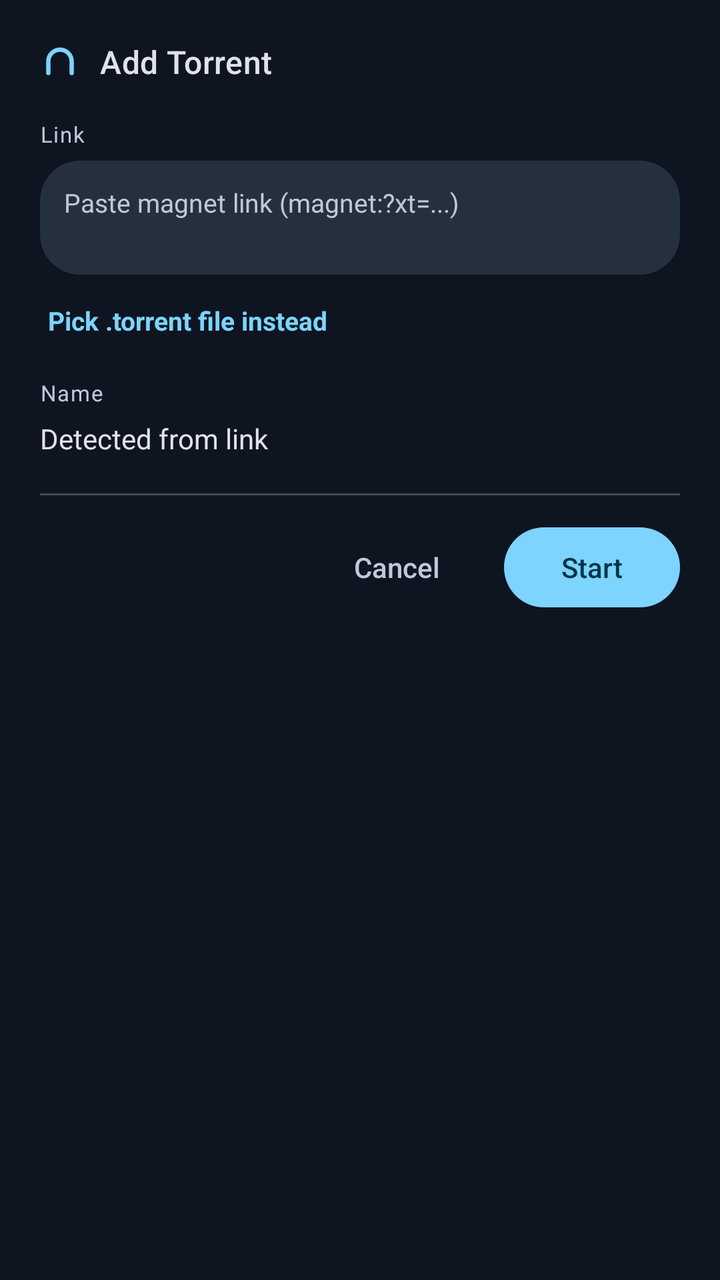
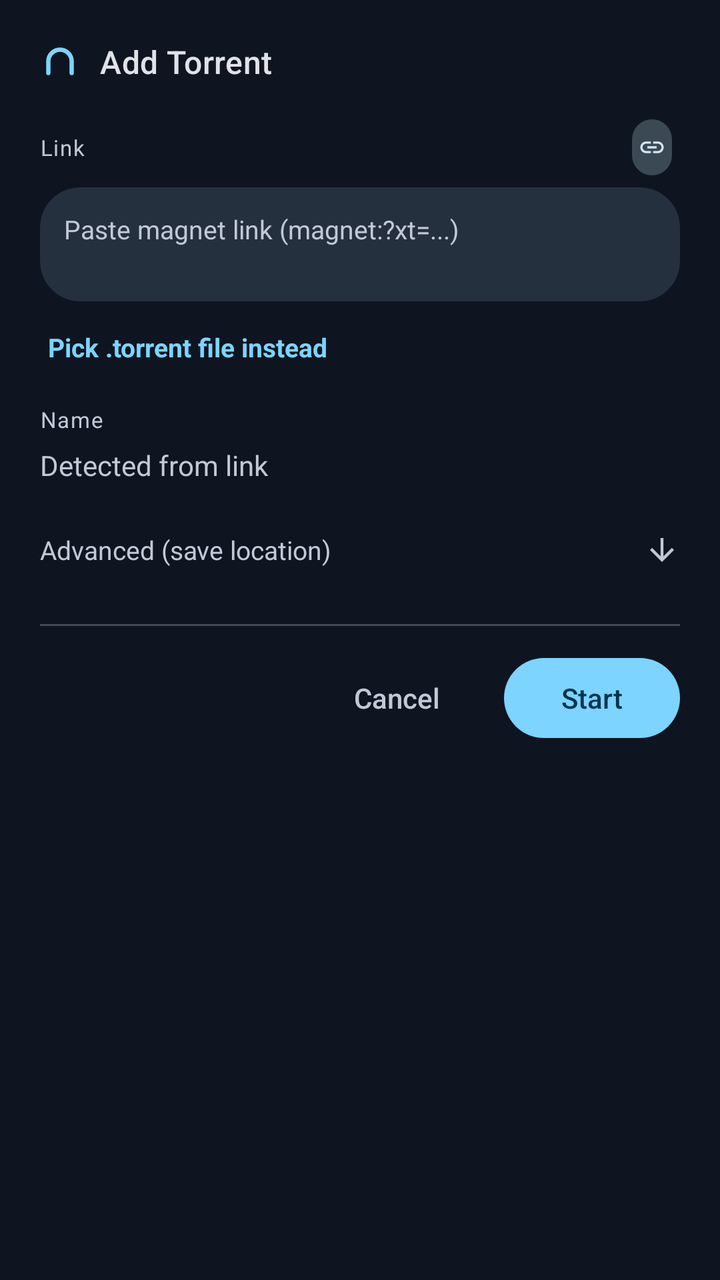

An Android layout rendered at two revisions. The XML below is the earlier revision; the diff shows what the commit changed to produce the second picture.
<!-- AndroidManifest.xml: application theme Theme.Xmd -->
<!-- res/layout/dialog_add_torrent.xml -->
<?xml version="1.0" encoding="utf-8"?>
<LinearLayout xmlns:android="http://schemas.android.com/apk/res/android"
    xmlns:app="http://schemas.android.com/apk/res-auto"
    android:layout_width="match_parent"
    android:layout_height="wrap_content"
    android:orientation="vertical"
    android:padding="20dp">

    
    <LinearLayout
        android:layout_width="match_parent"
        android:layout_height="wrap_content"
        android:orientation="horizontal"
        android:gravity="center_vertical"
        android:layout_marginBottom="18dp">

        <ImageView
            android:layout_width="20dp"
            android:layout_height="20dp"
            android:src="@drawable/ic_magnet"
            android:tint="?attr/colorPrimary"
            android:layout_marginEnd="10dp"
            android:contentDescription="@null" />

        <TextView
            android:layout_width="0dp"
            android:layout_height="wrap_content"
            android:layout_weight="1"
            android:text="@string/torrent_dialog_title"
            android:textColor="?attr/colorOnSurface"
            android:textAppearance="@style/TextAppearance.Xmd.TitleMedium" />
    </LinearLayout>

    
    <TextView
        android:layout_width="wrap_content"
        android:layout_height="wrap_content"
        android:text="@string/torrent_dialog_link_label"
        android:textColor="?attr/colorOnSurfaceVariant"
        android:textSize="11sp"
        android:letterSpacing="0.05"
        android:layout_marginBottom="6dp" />

    
    <com.google.android.material.card.MaterialCardView
        android:layout_width="match_parent"
        android:layout_height="wrap_content"
        app:cardBackgroundColor="?attr/colorSurfaceContainerHigh"
        app:shapeAppearance="@style/ShapeAppearance.Xmd.Medium"
        app:cardElevation="0dp"
        app:strokeWidth="0dp">

        <EditText
            android:id="@+id/torrentLinkInput"
            android:layout_width="match_parent"
            android:layout_height="wrap_content"
            android:minLines="2"
            android:maxLines="4"
            android:gravity="top"
            android:inputType="textMultiLine|textNoSuggestions"
            android:background="@null"
            android:padding="12dp"
            android:hint="@string/torrent_dialog_link_hint"
            android:textColorHint="?attr/colorOnSurfaceVariant"
            android:textColor="?attr/colorOnSurface"
            android:textSize="13sp" />
    </com.google.android.material.card.MaterialCardView>

    
    <TextView
        android:id="@+id/torrentPickFileText"
        android:layout_width="wrap_content"
        android:layout_height="wrap_content"
        android:layout_marginTop="10dp"
        android:text="@string/torrent_dialog_pick_file"
        android:textColor="?attr/colorPrimary"
        android:textSize="13sp"
        android:textStyle="bold"
        android:background="?attr/selectableItemBackground"
        android:padding="4dp" />

    
    <TextView
        android:layout_width="wrap_content"
        android:layout_height="wrap_content"
        android:text="@string/torrent_dialog_name_label"
        android:textColor="?attr/colorOnSurfaceVariant"
        android:textSize="11sp"
        android:letterSpacing="0.05"
        android:layout_marginTop="16dp"
        android:layout_marginBottom="6dp" />

    <TextView
        android:id="@+id/torrentNameText"
        android:layout_width="match_parent"
        android:layout_height="wrap_content"
        android:text="@string/torrent_dialog_name_placeholder"
        android:textColor="?attr/colorOnSurface"
        android:textSize="14sp"
        android:maxLines="2"
        android:ellipsize="middle" />

    
    <View
        android:layout_width="match_parent"
        android:layout_height="1dp"
        android:background="?attr/colorOutlineVariant"
        android:layout_marginTop="18dp"
        android:layout_marginBottom="4dp" />

    
    <LinearLayout
        android:layout_width="match_parent"
        android:layout_height="wrap_content"
        android:orientation="horizontal"
        android:gravity="end"
        android:layout_marginTop="8dp">

        <com.google.android.material.button.MaterialButton
            android:id="@+id/torrentCancelButton"
            style="@style/Widget.Xmd.Button.Text"
            android:layout_width="wrap_content"
            android:layout_height="wrap_content"
            android:text="@string/action_cancel"
            android:textColor="?attr/colorOnSurfaceVariant" />

        <com.google.android.material.button.MaterialButton
            android:id="@+id/torrentStartButton"
            style="@style/Widget.Xmd.Button"
            android:layout_width="wrap_content"
            android:layout_height="wrap_content"
            android:layout_marginStart="8dp"
            android:text="@string/action_start"
            app:backgroundTint="?attr/colorPrimary"
            android:textColor="?attr/colorOnPrimary" />
    </LinearLayout>
</LinearLayout>
<!-- resources referenced by this layout -->
<resources>
  <string name="action_cancel">Cancel</string>
  <string name="action_start">Start</string>
  <string name="torrent_dialog_link_hint">Paste magnet link (magnet:?xt=...)</string>
  <string name="torrent_dialog_link_label">Link</string>
  <string name="torrent_dialog_name_label">Name</string>
  <string name="torrent_dialog_name_placeholder">Detected from link</string>
  <string name="torrent_dialog_pick_file">Pick .torrent file instead</string>
  <string name="torrent_dialog_title">Add Torrent</string>
  <color name="m3_primary">#7CD4FF</color>
  <color name="m3_on_primary">#00344A</color>
  <color name="m3_primary_container">#00496A</color>
  <color name="m3_on_primary_container">#C7E7FF</color>
  <color name="m3_secondary">#B7CAD6</color>
  <color name="m3_on_secondary">#22323C</color>
  <color name="m3_secondary_container">#3A4953</color>
  <color name="m3_on_secondary_container">#D3E5F2</color>
  <color name="m3_tertiary">#FFB4A0</color>
  <color name="m3_on_tertiary">#5C1900</color>
  <color name="m3_tertiary_container">#7D2C0F</color>
  <color name="m3_on_tertiary_container">#FFDBCF</color>
  <color name="m3_error">#FFB4AB</color>
  <color name="m3_on_error">#690005</color>
  <color name="m3_error_container">#93000A</color>
  <color name="m3_on_error_container">#FFDAD6</color>
  <color name="m3_background">#0E1521</color>
  <color name="m3_on_background">#E1E2E8</color>
  <color name="m3_surface">#0E1521</color>
  <color name="m3_on_surface">#E1E2E8</color>
  <color name="m3_surface_dim">#0E1521</color>
  <color name="m3_surface_bright">#343B47</color>
  <color name="m3_surface_container_lowest">#090E17</color>
  <color name="m3_surface_container_low">#161D2A</color>
  <color name="m3_surface_container">#1A2230</color>
  <color name="m3_surface_container_high">#25303F</color>
  <color name="m3_surface_container_highest">#303B4A</color>
  <color name="m3_on_surface_variant">#C1C8D6</color>
  <color name="m3_outline">#8B93A3</color>
  <color name="m3_outline_variant">#414A5A</color>
  <color name="m3_inverse_surface">#E1E2E8</color>
  <color name="m3_inverse_on_surface">#1A2230</color>
  <color name="m3_inverse_primary">#00658F</color>
  <!-- unchanged entries left out for length: 24 -->
</resources>

<!-- the commit's change to res/layout/dialog_add_torrent.xml (unified diff, before → after) -->
@@ -18,7 +18,7 @@
             android:layout_width="20dp"
             android:layout_height="20dp"
             android:src="@drawable/ic_magnet"
-            android:tint="?attr/colorPrimary"
+            android:tint="@color/m3_primary"
             android:layout_marginEnd="10dp"
             android:contentDescription="@null" />
 
@@ -27,25 +27,46 @@
             android:layout_height="wrap_content"
             android:layout_weight="1"
             android:text="@string/torrent_dialog_title"
-            android:textColor="?attr/colorOnSurface"
+            android:textColor="@color/m3_on_surface"
             android:textAppearance="@style/TextAppearance.Xmd.TitleMedium" />
     </LinearLayout>
 
     
-    <TextView
-        android:layout_width="wrap_content"
-        android:layout_height="wrap_content"
-        android:text="@string/torrent_dialog_link_label"
-        android:textColor="?attr/colorOnSurfaceVariant"
-        android:textSize="11sp"
-        android:letterSpacing="0.05"
-        android:layout_marginBottom="6dp" />
+    <LinearLayout
+        android:layout_width="match_parent"
+        android:layout_height="wrap_content"
+        android:orientation="horizontal"
+        android:gravity="center_vertical"
+        android:layout_marginBottom="6dp">
+
+        <TextView
+            android:layout_width="0dp"
+            android:layout_height="wrap_content"
+            android:layout_weight="1"
+            android:text="@string/torrent_dialog_link_label"
+            android:textColor="@color/m3_on_surface_variant"
+            android:textSize="11sp"
+            android:letterSpacing="0.05" />
+
+        <com.google.android.material.button.MaterialButton
+            android:id="@+id/torrentCopyLinkButton"
+            style="@style/Widget.Xmd.IconButton.Tonal"
+            android:layout_width="28dp"
+            android:layout_height="28dp"
+            app:icon="@drawable/ic_link"
+            app:iconGravity="textStart"
+            app:iconPadding="0dp"
+            app:iconSize="14dp"
+            android:insetTop="0dp"
+            android:insetBottom="0dp"
+            android:contentDescription="@string/torrent_dialog_copy_link" />
+    </LinearLayout>
 
     
     <com.google.android.material.card.MaterialCardView
         android:layout_width="match_parent"
         android:layout_height="wrap_content"
-        app:cardBackgroundColor="?attr/colorSurfaceContainerHigh"
+        app:cardBackgroundColor="@color/m3_surface_container_high"
         app:shapeAppearance="@style/ShapeAppearance.Xmd.Medium"
         app:cardElevation="0dp"
         app:strokeWidth="0dp">
@@ -61,8 +82,8 @@
             android:background="@null"
             android:padding="12dp"
             android:hint="@string/torrent_dialog_link_hint"
-            android:textColorHint="?attr/colorOnSurfaceVariant"
-            android:textColor="?attr/colorOnSurface"
+            android:textColorHint="@color/m3_on_surface_variant"
+            android:textColor="@color/m3_on_surface"
             android:textSize="13sp" />
     </com.google.android.material.card.MaterialCardView>
 
@@ -73,7 +94,7 @@
         android:layout_height="wrap_content"
         android:layout_marginTop="10dp"
         android:text="@string/torrent_dialog_pick_file"
-        android:textColor="?attr/colorPrimary"
+        android:textColor="@color/m3_primary"
         android:textSize="13sp"
         android:textStyle="bold"
         android:background="?attr/selectableItemBackground"
@@ -84,27 +105,104 @@
         android:layout_width="wrap_content"
         android:layout_height="wrap_content"
         android:text="@string/torrent_dialog_name_label"
-        android:textColor="?attr/colorOnSurfaceVariant"
+        android:textColor="@color/m3_on_surface_variant"
         android:textSize="11sp"
         android:letterSpacing="0.05"
         android:layout_marginTop="16dp"
         android:layout_marginBottom="6dp" />
 
-    <TextView
-        android:id="@+id/torrentNameText"
-        android:layout_width="match_parent"
-        android:layout_height="wrap_content"
-        android:text="@string/torrent_dialog_name_placeholder"
-        android:textColor="?attr/colorOnSurface"
+    
+    <EditText
+        android:id="@+id/torrentNameInput"
+        android:layout_width="match_parent"
+        android:layout_height="wrap_content"
+        android:background="@null"
+        android:padding="0dp"
+        android:hint="@string/torrent_dialog_name_placeholder"
+        android:textColorHint="@color/m3_on_surface_variant"
+        android:textColor="@color/m3_on_surface"
         android:textSize="14sp"
         android:maxLines="2"
-        android:ellipsize="middle" />
+        android:inputType="text" />
+
+    
+    <LinearLayout
+        android:id="@+id/torrentAdvancedHeader"
+        android:layout_width="match_parent"
+        android:layout_height="wrap_content"
+        android:orientation="horizontal"
+        android:gravity="center_vertical"
+        android:background="?attr/selectableItemBackground"
+        android:paddingVertical="10dp"
+        android:layout_marginTop="14dp">
+
+        <TextView
+            android:layout_width="0dp"
+            android:layout_height="wrap_content"
+            android:layout_weight="1"
+            android:text="@string/torrent_dialog_advanced_label"
+            android:textColor="@color/m3_on_surface_variant"
+            android:textSize="13sp" />
+
+        <ImageView
+            android:id="@+id/torrentAdvancedChevron"
+            android:layout_width="18dp"
+            android:layout_height="18dp"
+            android:src="@drawable/ic_arrow_forward"
+            android:rotation="90"
+            android:tint="@color/m3_on_surface_variant"
+            android:contentDescription="@null" />
+    </LinearLayout>
+
+    <LinearLayout
+        android:id="@+id/torrentAdvancedContent"
+        android:layout_width="match_parent"
+        android:layout_height="wrap_content"
+        android:orientation="vertical"
+        android:visibility="gone"
+        android:paddingTop="4dp">
+
+        <TextView
+            android:layout_width="wrap_content"
+            android:layout_height="wrap_content"
+            android:text="@string/torrent_dialog_save_to_label"
+            android:textColor="@color/m3_on_surface_variant"
+            android:textSize="11sp"
+            android:letterSpacing="0.05"
+            android:layout_marginBottom="6dp" />
+
+        <LinearLayout
+            android:layout_width="match_parent"
+            android:layout_height="wrap_content"
+            android:orientation="horizontal"
+            android:gravity="center_vertical">
+
+            <TextView
+                android:id="@+id/torrentSaveToPathText"
+                android:layout_width="0dp"
+                android:layout_height="wrap_content"
+                android:layout_weight="1"
+                android:text="@string/torrent_dialog_save_to_default"
+                android:textColor="@color/m3_on_surface"
+                android:textSize="13sp"
+                android:maxLines="2"
+                android:ellipsize="start" />
+
+            <com.google.android.material.button.MaterialButton
+                android:id="@+id/torrentChangePathButton"
+                style="@style/Widget.Xmd.Button.Text"
+                android:layout_width="wrap_content"
+                android:layout_height="wrap_content"
+                android:text="@string/torrent_dialog_change_path"
+                android:textColor="@color/m3_primary" />
+        </LinearLayout>
+    </LinearLayout>
 
     
     <View
         android:layout_width="match_parent"
         android:layout_height="1dp"
-        android:background="?attr/colorOutlineVariant"
+        android:background="@color/m3_outline_variant"
         android:layout_marginTop="18dp"
         android:layout_marginBottom="4dp" />
 
@@ -122,7 +220,7 @@
             android:layout_width="wrap_content"
             android:layout_height="wrap_content"
             android:text="@string/action_cancel"
-            android:textColor="?attr/colorOnSurfaceVariant" />
+            android:textColor="@color/m3_on_surface_variant" />
 
         <com.google.android.material.button.MaterialButton
             android:id="@+id/torrentStartButton"
@@ -131,7 +229,7 @@
             android:layout_height="wrap_content"
             android:layout_marginStart="8dp"
             android:text="@string/action_start"
-            app:backgroundTint="?attr/colorPrimary"
-            android:textColor="?attr/colorOnPrimary" />
+            app:backgroundTint="@color/m3_primary"
+            android:textColor="@color/m3_on_primary" />
     </LinearLayout>
 </LinearLayout>
<!-- resource entries referenced after the edit -->
@@ -2,12 +2,23 @@
 <resources>
   <string name="action_cancel">Cancel</string>
   <string name="action_start">Start</string>
+  <string name="torrent_dialog_advanced_label">Advanced (save location)</string>
+  <string name="torrent_dialog_change_path">Change</string>
+  <string name="torrent_dialog_copy_link">Copy link</string>
   <string name="torrent_dialog_link_hint">Paste magnet link (magnet:?xt=...)</string>
   <string name="torrent_dialog_link_label">Link</string>
   <string name="torrent_dialog_name_label">Name</string>
   <string name="torrent_dialog_name_placeholder">Detected from link</string>
   <string name="torrent_dialog_pick_file">Pick .torrent file instead</string>
+  <string name="torrent_dialog_save_to_default">Default location</string>
+  <string name="torrent_dialog_save_to_label">Save to</string>
   <string name="torrent_dialog_title">Add Torrent</string>
+  <style name="Widget.Xmd.IconButton.Tonal" parent="Widget.Material3.Button.IconButton">
+          <item name="shapeAppearance">@style/ShapeAppearance.Xmd.Full</item>
+          <item name="backgroundTint">?attr/colorSecondaryContainer</item>
+          <item name="iconTint">?attr/colorOnSecondaryContainer</item>
+          <item name="rippleColor">?attr/colorOnSecondaryContainer</item>
+      </style>
   <color name="m3_primary">#7CD4FF</color>
   <color name="m3_on_primary">#00344A</color>
   <color name="m3_primary_container">#00496A</color>
@@ -34,6 +45,25 @@
   <color name="m3_surface_container_low">#161D2A</color>
   <color name="m3_surface_container">#1A2230</color>
   <color name="m3_surface_container_high">#25303F</color>
+  <!-- drawable ic_arrow_forward (drawable) -->
+  <?xml version="1.0" encoding="utf-8"?>
+  <vector xmlns:android="http://schemas.android.com/apk/res/android"
+      android:width="24dp" android:height="24dp"
+      android:viewportWidth="24" android:viewportHeight="24">
+      <path android:fillColor="#FF000000"
+          android:pathData="M12,4l-1.41,1.41L16.17,11H4v2h12.17l-5.58,5.59L12,20l8,-8z"/>
+  </vector>
+  <!-- drawable ic_link (drawable) -->
+  <?xml version="1.0" encoding="utf-8"?>
+  <vector xmlns:android="http://schemas.android.com/apk/res/android"
+      android:width="24dp"
+      android:height="24dp"
+      android:viewportWidth="24"
+      android:viewportHeight="24">
+      <path
+          android:fillColor="#FF000000"
+          android:pathData="M3.9,12c0,-1.71 1.39,-3.1 3.1,-3.1h4V7H7c-2.76,0 -5,2.24 -5,5s2.24,5 5,5h4v-1.9H7c-1.71,0 -3.1,-1.39 -3.1,-3.1zM8,13h8v-2H8v2zM17,7h-4v1.9h4c1.71,0 3.1,1.39 3.1,3.1s-1.39,3.1 -3.1,3.1h-4V17h4c2.76,0 5,-2.24 5,-5s-2.24,-5 -5,-5z"/>
+  </vector>
   <color name="m3_surface_container_highest">#303B4A</color>
   <color name="m3_on_surface_variant">#C1C8D6</color>
   <color name="m3_outline">#8B93A3</color>
